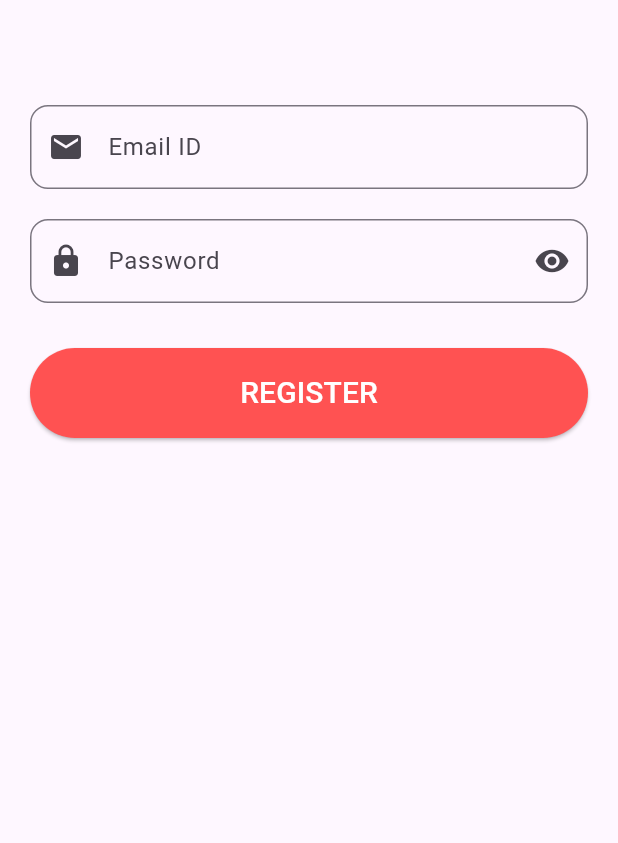
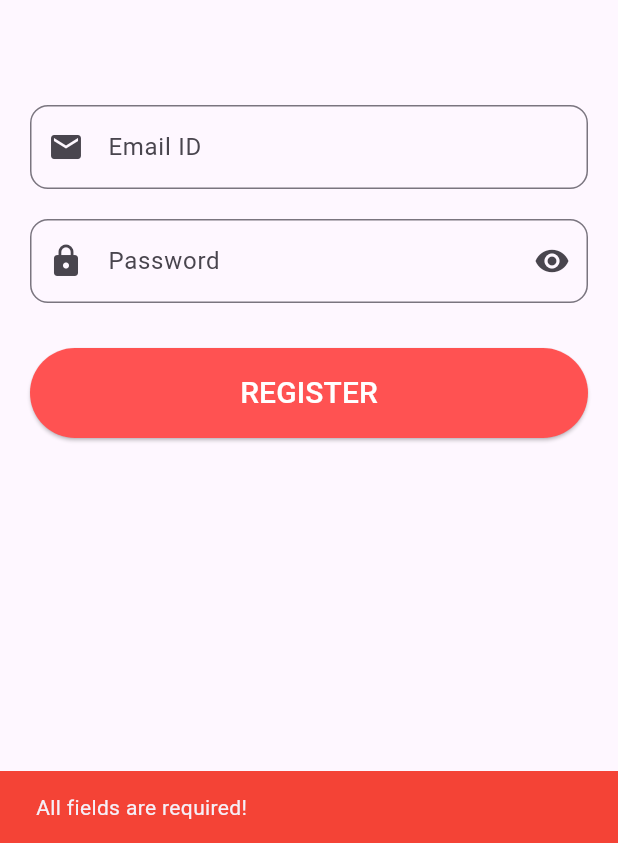
Before and after one commit to ShayanPoursadeghi/Employee-Attendance-System, a Flutter app: the RegisterScreen screen opened directly, after a tap on "REGISTER", on a phone screen of 412 x 824 dp, the part 393-1236 px from its top. Run offline on Flutter 3.47's test engine with Material 3 defaults, Android fonts, the phone set to English and light mode, and no system bars; our stand-ins replace flutter_dotenv, supabase_flutter; missing offline and left inert: dart:ffi; accounts and stored records are empty.

Commit message:
auth services assign to login & register UI

```diff
--- a/lib/screens/login_screen.dart
+++ b/lib/screens/login_screen.dart
@@ -1,7 +1,9 @@
 import "dart:ffi";
 
 import "package:employee_attendance_app/screens/register_screen.dart";
+import "package:employee_attendance_app/services/auth_service.dart";
 import "package:flutter/material.dart";
+import "package:provider/provider.dart";
 
 class LoginScreen extends StatefulWidget {
   const LoginScreen({super.key});
@@ -19,7 +21,6 @@ class _LoginScreenState extends State<LoginScreen> {
   Widget build(BuildContext context) {
     double screenWidth = MediaQuery.of(context).size.width;
     double screenHeight = MediaQuery.of(context).size.height;
-
 
     return Scaffold(
         resizeToAvoidBottomInset: false,
@@ -80,8 +81,8 @@ class _LoginScreenState extends State<LoginScreen> {
                   decoration: InputDecoration(
                     label: const Text("Password"),
                     prefixIcon: const Icon(Icons.lock),
-                    suffixIcon: IconButton(icon: Icon(
-                      _passwordObscured
+                    suffixIcon: IconButton(
+                      icon: Icon(_passwordObscured
                           ? Icons.visibility
                           : Icons.visibility_off),
                       onPressed: () {
@@ -99,11 +100,20 @@ class _LoginScreenState extends State<LoginScreen> {
                 const SizedBox(
                   height: 30,
                 ),
-                SizedBox(
+                Consumer<AuthService>(
+                    builder: (Context, authServiceProvider, child) {
+                  return SizedBox(
                     height: 60,
                     width: double.infinity,
-                  child: ElevatedButton(
-                    onPressed: () {},
+                    child: authServiceProvider.isLoading
+                        ? const Center(child: CircularProgressIndicator())
+                        : ElevatedButton(
+                            onPressed: () {
+                              authServiceProvider.loginEmployee(
+                                  _emailController.text.trim(),
+                                  _passwordController.text.trim(),
+                                  context);
+                            },
                             style: ElevatedButton.styleFrom(
                                 backgroundColor: Colors.redAccent,
                                 shape: RoundedRectangleBorder(
@@ -111,10 +121,12 @@ class _LoginScreenState extends State<LoginScreen> {
                                 )),
                             child: const Text(
                               "LOGIN",
-                      style: TextStyle(color: Colors.white, fontSize: 20),
+                              style:
+                                  TextStyle(color: Colors.white, fontSize: 20),
                             ),
                           ),
-                ),
+                  );
+                }),
                 const SizedBox(
                   height: 12,
                 ),
--- a/lib/screens/register_screen.dart
+++ b/lib/screens/register_screen.dart
@@ -1,4 +1,6 @@
+import "package:employee_attendance_app/services/auth_service.dart";
 import "package:flutter/material.dart";
+import "package:provider/provider.dart";
 
 class RegisterScreen extends StatefulWidget {
   const RegisterScreen({super.key});
@@ -10,6 +12,7 @@ class RegisterScreen extends StatefulWidget {
 class _RegisterScreenState extends State<RegisterScreen> {
   final TextEditingController _emailController = TextEditingController();
   final TextEditingController _passwordController = TextEditingController();
+  bool _passwordObscured = true;
 
   @override
   Widget build(BuildContext context) {
@@ -73,13 +76,22 @@ class _RegisterScreenState extends State<RegisterScreen> {
                   height: 20,
                 ),
                 TextField(
-                  obscureText: true,
+                  obscureText: _passwordObscured,
                   enableSuggestions: false,
                   autocorrect: false,
                   decoration: InputDecoration(
                     label: const Text("Password"),
                     prefixIcon: const Icon(Icons.lock),
-                    suffixIcon: const Icon(Icons.visibility),
+                    suffixIcon: IconButton(
+                      icon: Icon(_passwordObscured
+                          ? Icons.visibility
+                          : Icons.visibility_off),
+                      onPressed: () {
+                        setState(() {
+                          _passwordObscured = !_passwordObscured;
+                        });
+                      },
+                    ),
                     border: OutlineInputBorder(
                       borderRadius: BorderRadius.circular(12),
                     ),
@@ -89,11 +101,20 @@ class _RegisterScreenState extends State<RegisterScreen> {
                 const SizedBox(
                   height: 30,
                 ),
-                SizedBox(
+                Consumer<AuthService>(
+                    builder: (context, authServiceProvider, child) {
+                  return SizedBox(
                     height: 60,
                     width: double.infinity,
-                  child: ElevatedButton(
-                    onPressed: () {},
+                    child: authServiceProvider.isLoading
+                        ? const Center(child: CircularProgressIndicator())
+                        : ElevatedButton(
+                            onPressed: () {
+                              authServiceProvider.registerEmployee(
+                                  _emailController.text.trim(),
+                                  _passwordController.text.trim(),
+                                  context);
+                            },
                             style: ElevatedButton.styleFrom(
                                 backgroundColor: Colors.redAccent,
                                 shape: RoundedRectangleBorder(
@@ -101,10 +122,12 @@ class _RegisterScreenState extends State<RegisterScreen> {
                                 )),
                             child: const Text(
                               "REGISTER",
-                      style: TextStyle(color: Colors.white, fontSize: 20),
+                              style:
+                                  TextStyle(color: Colors.white, fontSize: 20),
                             ),
                           ),
-                )
+                  );
+                }),
               ],
             ),
           )
```
Lines whose indentation alone changed are shown as unchanged.
